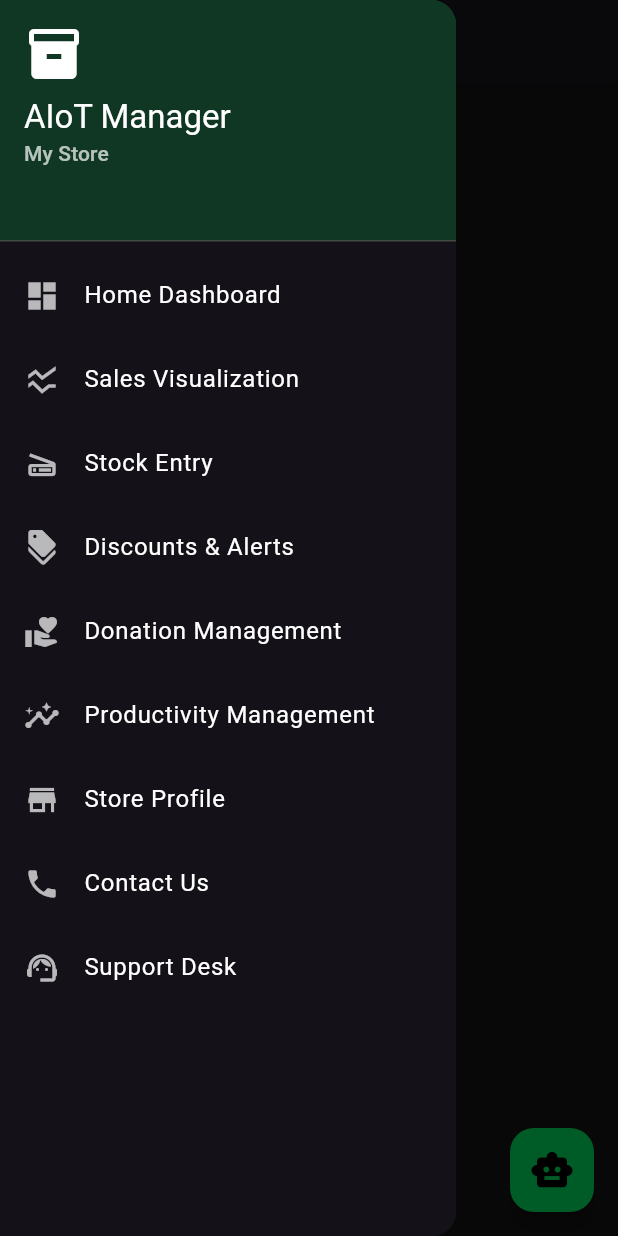
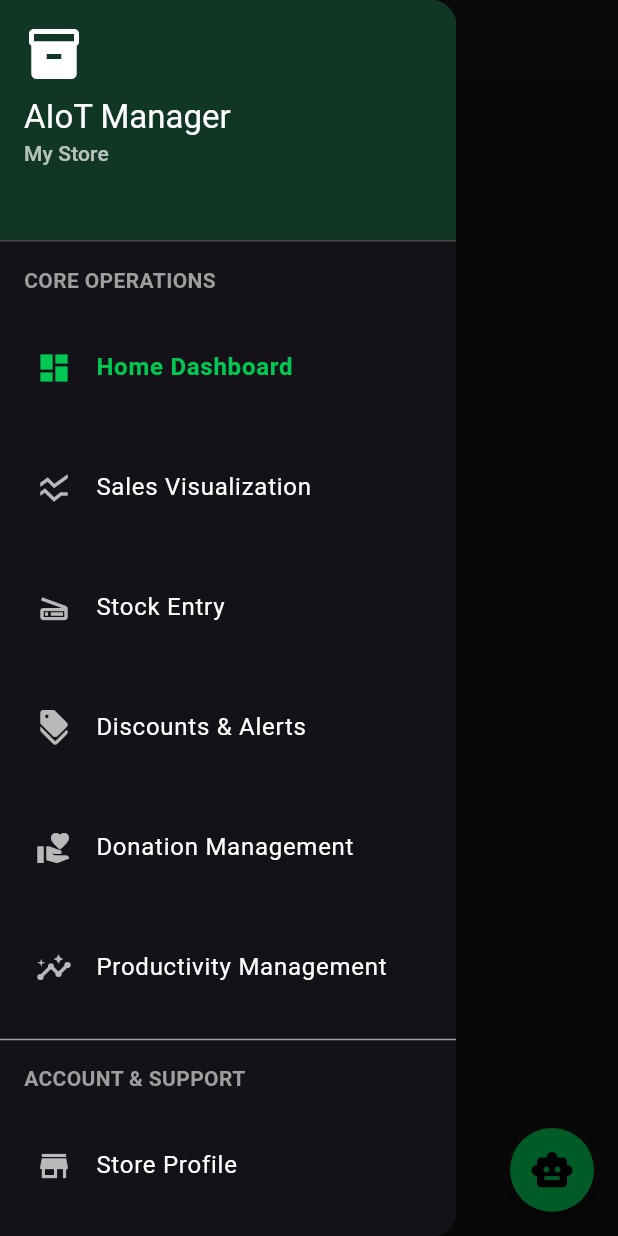
Before and after one commit to Prathmesh-Navale/aiot_food_expiry, a Flutter app: the HomeScreen screen opened by its route, in the side drawer, after a tap on the "menu" icon, on a phone screen of 412 x 824 dp. Run offline on Flutter 3.47's test engine with Material 3 defaults, Android fonts, the phone set to English and light mode, and no system bars; our stand-ins replace fl_chart, permission_handler; missing offline and left inert: mobile_scanner; network calls fail.

Commit message:
Fixed missing imports, consolidated screens, and added stubs

```diff
--- a/lib/main.dart
+++ b/lib/main.dart
@@ -67,16 +67,17 @@ class AIoTInventoryApp extends StatelessWidget {
       routes: {
         '/login': (context) => const LoginScreenStub(),
         '/home': (context) {
-           // Simple argument handling
            return HomeScreen(apiService: apiService, storeName: 'My Store');
         },
         '/stock-options': (context) => StockEntryOptionsScreen(apiService: apiService, refreshHome: dummyRefresh, onProductAdded: dummyOnProductAdded),
         '/manual-entry': (context) => InventoryEntryScreen(apiService: apiService, onProductAdded: dummyOnProductAdded),
         '/alerts-discounts': (context) => AlertsDiscountsScreen(apiService: apiService, refreshHome: dummyRefresh),
         '/donation': (context) => DonationScreen(apiService: apiService, refreshHome: dummyRefresh),
+        '/productivity': (context) => const PlaceholderScreen(title: 'Productivity'),
         '/profile': (context) => const PlaceholderScreen(title: 'Store Profile'),
         '/contact': (context) => const PlaceholderScreen(title: 'Contact Us'),
         '/support': (context) => const PlaceholderScreen(title: 'Support Desk'),
+        '/chatbot': (context) => const PlaceholderScreen(title: 'AI Chatbot'),
       },
     );
   }
--- a/lib/models/product.dart
+++ b/lib/models/product.dart
@@ -10,7 +10,7 @@ class Product {
   final double finalPrice;
   final String status;
 
-  // --- NEW FIELDS ---
+  // --- AI Context Fields ---
   final String productSku;
   final int skuEncoded;
   final double avgTemp;
--- a/lib/screens/home_screen.dart
+++ b/lib/screens/home_screen.dart
@@ -1,5 +1,4 @@
 // lib/screens/home_screen.dart
-
 import 'package:flutter/material.dart';
 import '../services/api_service.dart';
 import '../models/product.dart';
@@ -84,6 +83,8 @@ class _HomeScreenState extends State<HomeScreen> {
         _currentTitle = _menuItems.firstWhere((item) => item['index'] == index)['title'] as String;
       });
       if (Scaffold.of(context).hasDrawer && Scaffold.of(context).isDrawerOpen) Navigator.pop(context);
+    } else {
+      ScaffoldMessenger.of(context).showSnackBar(SnackBar(content: Text("Debug: Could not find page for '$route'"), backgroundColor: Colors.red));
     }
   }
 
@@ -117,7 +118,10 @@ class _HomeScreenState extends State<HomeScreen> {
       floatingActionButton: FloatingActionButton(
         onPressed: _toggleChat,
         backgroundColor: _isChatOpen ? Colors.red.shade400 : Theme.of(context).colorScheme.primary,
+        elevation: 8,
+        shape: const CircleBorder(),
         child: Icon(_isChatOpen ? Icons.close : Icons.smart_toy, color: Colors.black, size: 30),
+        tooltip: _isChatOpen ? 'Close Foody-AI' : 'Open Foody-AI Chatbot',
       ),
     );
   }
@@ -141,15 +145,42 @@ class _HomeScreenState extends State<HomeScreen> {
                 ],
               ),
             ),
-            ..._menuItems.map((item) => ListTile(
-              leading: Icon(item['icon'] as IconData, color: Colors.white70),
-              title: Text(item['title'] as String, style: const TextStyle(color: Colors.white)),
-              onTap: () {
-                Navigator.pop(context);
-                _onNavigate(item['route'] as String, item['title'] as String);
-              },
-            )),
+            const Padding(padding: EdgeInsets.symmetric(horizontal: 16.0, vertical: 8.0), child: Text('CORE OPERATIONS', style: TextStyle(color: Colors.grey, fontWeight: FontWeight.bold))),
+            ..._menuItems.sublist(0, 6).map((item) => _buildDrawerTile(item['icon'] as IconData, item['title'] as String, item['route'] as String)),
+            const Divider(color: Colors.grey),
+            const Padding(padding: EdgeInsets.symmetric(horizontal: 16.0, vertical: 8.0), child: Text('ACCOUNT & SUPPORT', style: TextStyle(color: Colors.grey, fontWeight: FontWeight.bold))),
+            ..._menuItems.sublist(6).map((item) => _buildDrawerTile(item['icon'] as IconData, item['title'] as String, item['route'] as String)),
+            const Divider(color: Colors.grey),
+            ListTile(
+              leading: const Icon(Icons.logout, color: Colors.red),
+              title: const Text('Logout', style: TextStyle(color: Colors.red, fontWeight: FontWeight.w600)),
+              onTap: () => Navigator.pushReplacementNamed(context, '/login'),
+            ),
           ],
+        ),
+      ),
+    );
+  }
+
+  Widget _buildDrawerTile(IconData icon, String title, String route) {
+    final itemIndex = _menuItems.indexWhere((item) => item['route'] == route);
+    final bool isSelected = _currentIndex == itemIndex;
+    return Padding(
+      padding: const EdgeInsets.symmetric(horizontal: 8.0, vertical: 4.0),
+      child: MouseRegion(
+        cursor: SystemMouseCursors.click,
+        child: ListTile(
+          hoverColor: Colors.white.withOpacity(0.08),
+          contentPadding: const EdgeInsets.symmetric(horizontal: 16.0, vertical: 8.0),
+          shape: RoundedRectangleBorder(borderRadius: BorderRadius.circular(10)),
+          leading: Icon(icon, color: isSelected ? Theme.of(context).colorScheme.primary : Colors.white70),
+          title: Text(title, style: TextStyle(fontWeight: isSelected ? FontWeight.bold : FontWeight.normal, color: isSelected ? Theme.of(context).colorScheme.primary : Colors.white)),
+          selected: isSelected,
+          selectedTileColor: Theme.of(context).colorScheme.primary.withOpacity(0.15),
+          onTap: () {
+            Navigator.pop(context);
+            _onNavigate(route, title);
+          },
         ),
       ),
     );
@@ -170,17 +201,9 @@ class MainDashboardScreenStub extends StatelessWidget {
         children: [
           const Text("Store Overview", style: TextStyle(fontSize: 22, fontWeight: FontWeight.bold, color: Colors.white)),
           const SizedBox(height: 16),
-          // Simplified Dashboard UI
-          Container(
-            padding: const EdgeInsets.all(20),
-            color: Colors.white10,
-            child: const Text("Dashboard Statistics Loaded Here", style: TextStyle(color: Colors.white)),
-          ),
+          Container(padding: const EdgeInsets.all(20), color: Colors.white10, child: const Text("Dashboard Statistics Loaded Here", style: TextStyle(color: Colors.white))),
           const SizedBox(height: 20),
-          ElevatedButton(
-             onPressed: () => onNavigate('/stock-options', 'Stock Entry'),
-             child: const Text("Add Stock"),
-          )
+          ElevatedButton(onPressed: () => onNavigate('/stock-options', 'Stock Entry'), child: const Text("Add Stock")),
         ],
       ),
     );
@@ -200,23 +223,30 @@ class ChatbotStub extends StatelessWidget {
   final ApiService apiService;
   final VoidCallback onClose;
   const ChatbotStub({super.key, required this.apiService, required this.onClose});
-
   @override
   Widget build(BuildContext context) {
     return Container(
-      width: 300,
-      height: 400,
+      width: 300, height: 400,
       decoration: BoxDecoration(color: Colors.grey[900], borderRadius: BorderRadius.circular(16), border: Border.all(color: Colors.green)),
       child: Column(
         children: [
           AppBar(title: const Text("Foody-AI"), automaticallyImplyLeading: false, backgroundColor: Colors.transparent, actions: [IconButton(icon: const Icon(Icons.close), onPressed: onClose)]),
           const Expanded(child: Center(child: Text("Ask me about stock...", style: TextStyle(color: Colors.white)))),
-          Padding(
-            padding: const EdgeInsets.all(8.0),
-            child: TextField(decoration: InputDecoration(hintText: "Type a message...", filled: true, fillColor: Colors.black, border: OutlineInputBorder(borderRadius: BorderRadius.circular(20)))),
-          )
+          Padding(padding: const EdgeInsets.all(8.0), child: TextField(decoration: InputDecoration(hintText: "Type a message...", filled: true, fillColor: Colors.black, border: OutlineInputBorder(borderRadius: BorderRadius.circular(20))))),
         ],
       ),
     );
   }
 }
+
+class PlaceholderScreen extends StatelessWidget {
+  final String title;
+  const PlaceholderScreen({super.key, required this.title});
+  @override
+  Widget build(BuildContext context) {
+    return Scaffold(
+      appBar: AppBar(title: Text(title)),
+      body: Center(child: Column(mainAxisAlignment: MainAxisAlignment.center, children: [Icon(Icons.construction, size: 80, color: Colors.grey[700]), const SizedBox(height: 16), Text("$title\nComing Soon!", textAlign: TextAlign.center, style: const TextStyle(fontSize: 20, color: Colors.grey)), const SizedBox(height: 20), ElevatedButton(onPressed: () => Navigator.pop(context), child: const Text("Go Back"))])),
+    );
+  }
+}
--- a/lib/screens/inventory_screens.dart
+++ b/lib/screens/inventory_screens.dart
@@ -1,5 +1,4 @@
 // lib/screens/inventory_screens.dart
-
 import 'package:flutter/material.dart';
 import 'package:flutter/services.dart';
 import 'package:intl/intl.dart';
@@ -7,31 +6,6 @@ import '../services/api_service.dart';
 import '../models/product.dart';
 
 // --- UTILITY WIDGETS ---
-
-class PlaceholderScreen extends StatelessWidget {
-  final String title;
-  const PlaceholderScreen({super.key, required this.title});
-
-  @override
-  Widget build(BuildContext context) {
-    return Scaffold(
-      appBar: AppBar(title: Text(title)),
-      body: Center(
-        child: Column(
-          mainAxisAlignment: MainAxisAlignment.center,
-          children: [
-            Icon(Icons.construction, size: 60, color: Theme.of(context).colorScheme.primary),
-            const SizedBox(height: 20),
-            Text('Development In Progress for $title', style: Theme.of(context).textTheme.headlineSmall),
-            const SizedBox(height: 10),
-            Text('This module will provide specific functions for $title.', style: Theme.of(context).textTheme.bodyMedium),
-          ],
-        ),
-      ),
-    );
-  }
-}
-
 class OptionButton extends StatelessWidget {
   final IconData icon;
   final String label;
@@ -40,12 +14,8 @@ class OptionButton extends StatelessWidget {
   final VoidCallback onPressed;
 
   const OptionButton({
-    required this.icon,
-    required this.label,
-    required this.description,
-    required this.color,
-    required this.onPressed,
-    super.key,
+    required this.icon, required this.label, required this.description,
+    required this.color, required this.onPressed, super.key,
   });
 
   @override
@@ -56,8 +26,7 @@ class OptionButton extends StatelessWidget {
       child: ElevatedButton(
         onPressed: onPressed,
         style: ElevatedButton.styleFrom(
-          backgroundColor: color,
-          foregroundColor: Colors.black,
+          backgroundColor: color, foregroundColor: Colors.black,
           padding: const EdgeInsets.all(20),
           shape: RoundedRectangleBorder(borderRadius: BorderRadius.circular(15)),
           elevation: 8,
@@ -240,9 +209,7 @@ class _InventoryEntryScreenState extends State<InventoryEntryScreen> {
       lastDate: DateTime(2030),
     );
     if (picked != null && picked != _expiryDate) {
-      setState(() {
-        _expiryDate = picked;
-      });
+      setState(() => _expiryDate = picked!);
     }
   }
 
@@ -310,7 +277,7 @@ class _InventoryEntryScreenState extends State<InventoryEntryScreen> {
                   const SizedBox(height: 16),
                   TextFormField(
                     controller: _productSkuController,
-                    decoration: const InputDecoration(labelText: 'SKU / Barcode', prefixIcon: Icon(Icons.qr_code)),
+                    decoration: const InputDecoration(labelText: 'SKU / Barcode (e.g., COLA-330-001)', prefixIcon: Icon(Icons.qr_code)),
                   ),
                   const SizedBox(height: 16),
                   TextFormField(
@@ -435,7 +402,7 @@ class _AlertsDiscountsScreenState extends State<AlertsDiscountsScreen> {
       builder: (context, snapshot) {
         if (snapshot.connectionState == ConnectionState.waiting) return const Center(child: CircularProgressIndicator());
         if (snapshot.hasError) return Center(child: Text('Connection Error: ${snapshot.error}'));
-        if (!snapshot.hasData || snapshot.data!.isEmpty) return const Center(child: Text('No inventory items found.'));
+        if (!snapshot.hasData || snapshot.data!.isEmpty) return const Center(child: Text('No inventory items found. Add stock via Stock Entry.'));
 
         final alertProducts = snapshot.data!.where((p) => p.daysToExpiry > 0 && p.daysToExpiry <= firstAlertDays && p.status != 'Donated').toList();
 
@@ -448,9 +415,13 @@ class _AlertsDiscountsScreenState extends State<AlertsDiscountsScreen> {
           child: ListView(
             padding: const EdgeInsets.all(16.0),
             children: [
-              Text('First Alert: Dynamic Discounting', style: Theme.of(context).textTheme.headlineSmall?.copyWith(fontWeight: FontWeight.bold, color: Theme.of(context).colorScheme.primary)),
+              Text(
+                'First Alert: Dynamic Discounting for Revenue Recovery',
+                style: Theme.of(context).textTheme.headlineSmall?.copyWith(fontWeight: FontWeight.bold, color: Theme.of(context).colorScheme.primary),
+              ),
+              const Padding(padding: EdgeInsets.symmetric(vertical: 8.0), child: Text('Items approaching expiry (10 days or less). AI determines the optimal discount to drive sales.')),
               const Divider(),
-              if (alertProducts.isEmpty) const Center(child: Padding(padding: EdgeInsets.all(40.0), child: Text('No items triggering alerts.', style: TextStyle(fontSize: 16, color: Colors.grey)))),
+              if (alertProducts.isEmpty) const Center(child: Padding(padding: EdgeInsets.all(40.0), child: Text('No items currently triggering the 10-day discount alert.', style: TextStyle(fontSize: 16, color: Colors.grey)))),
               ...alertProducts.map((product) {
                 final isDonationAlert = product.daysToExpiry <= secondAlertDays;
                 return DiscountAlertCard(key: ValueKey(product.id), product: product, isDonationAlert: isDonationAlert, apiService: widget.apiService);
@@ -529,20 +500,27 @@ class _DiscountAlertCardState extends State<DiscountAlertCard> {
             ),
             const SizedBox(height: 12),
             ExpansionTile(
-              title: const Text('Real-Time Customer Interface Preview', style: TextStyle(fontWeight: FontWeight.w600)),
+              title: const Text('Real-Time Customer Interface Preview (LCD/QR)', style: TextStyle(fontWeight: FontWeight.w600)),
+              collapsedBackgroundColor: Theme.of(context).cardColor,
+              backgroundColor: Theme.of(context).cardColor,
+              shape: RoundedRectangleBorder(borderRadius: BorderRadius.circular(8)),
               children: <Widget>[
                 Padding(
-                  padding: const EdgeInsets.all(8.0),
+                  padding: const EdgeInsets.symmetric(horizontal: 16.0, vertical: 8.0),
                   child: Column(
                     crossAxisAlignment: CrossAxisAlignment.start,
                     children: [
-                      const Text('QR Code Recipe:', style: TextStyle(fontStyle: FontStyle.italic)),
+                      Text('LCD Display: ${widget.product.productName} - ${widget.product.discountPercentage.toStringAsFixed(0)}% OFF!', style: TextStyle(fontWeight: FontWeight.bold, color: Theme.of(context).colorScheme.secondary)),
+                      const SizedBox(height: 8),
+                      const Text('QR Code Recipe: "This food is expiring soon—make this recipe for tonight\'s dinner!"', style: TextStyle(fontStyle: FontStyle.italic)),
+                      const SizedBox(height: 4),
                       _isLoadingRecipe ? const LinearProgressIndicator() : Text(_recipeSuggestion, style: Theme.of(context).textTheme.bodyMedium),
                     ],
                   ),
                 ),
               ],
             ),
+            if (widget.isDonationAlert) Padding(padding: const EdgeInsets.only(top: 12.0), child: Text('Action Required: Item is within 4 days of expiry and should be moved to the Donation Dashboard.', style: TextStyle(fontWeight: FontWeight.bold, color: Colors.red[400]))),
           ],
         ),
       ),
@@ -561,50 +539,87 @@ class DonationScreen extends StatefulWidget {
 }
 
 class _DonationScreenState extends State<DonationScreen> {
+  late Future<List<Product>> _productsFuture;
+  final int donationThresholdDays = 4;
+
+  @override
+  void initState() {
+    super.initState();
+    _productsFuture = widget.apiService.fetchProducts();
+  }
+
+  Future<void> _markAsDonated(String id, String productName) async {
+    try {
+      await widget.apiService.deleteProduct(id);
+      widget.refreshHome();
+      if (mounted) ScaffoldMessenger.of(context).showSnackBar(SnackBar(content: Text('Successfully logged donation and removed: $productName.')));
+    } catch (e) {
+      if (mounted) ScaffoldMessenger.of(context).showSnackBar(SnackBar(content: Text('Failed to log donation (API Error): ${e.toString()}')));
+    }
+  }
+
   @override
   Widget build(BuildContext context) {
     return FutureBuilder<List<Product>>(
       future: widget.apiService.fetchProducts(),
-      builder: (ctx, snapshot) {
-        if (!snapshot.hasData) return const Center(child: CircularProgressIndicator());
+      builder: (context, snapshot) {
+        if (snapshot.connectionState == ConnectionState.waiting) return const Center(child: CircularProgressIndicator());
+        if (snapshot.hasError) return Center(child: Text('Connection Error: ${snapshot.error}'));
+        if (!snapshot.hasData) return const Center(child: Text('No Data'));
 
-        // Logic: Expiry <= 4 days
-        final donations = snapshot.data!.where((p) => p.daysToExpiry <= 4 && p.daysToExpiry > 0 && p.status != 'Donated').toList();
+        final donationCandidates = snapshot.data!.where((p) => p.daysToExpiry > 0 && p.daysToExpiry <= donationThresholdDays && p.status != 'Donated').toList();
 
-        if (donations.isEmpty) return const Center(child: Text("No Donations Needed", style: TextStyle(color: Colors.grey)));
-
-        return ListView.builder(
-          padding: const EdgeInsets.all(16),
-          itemCount: donations.length,
-          itemBuilder: (ctx, i) {
-            final p = donations[i];
-            return Card(
-              color: const Color(0xFF2A1515),
-              margin: const EdgeInsets.only(bottom: 12),
-              shape: RoundedRectangleBorder(borderRadius: BorderRadius.circular(16), side: BorderSide(color: Colors.red.withOpacity(0.5))),
-              child: ListTile(
-                leading: const Icon(Icons.warning_amber_rounded, color: Colors.red, size: 32),
-                title: Text(p.productName, style: const TextStyle(color: Colors.white, fontWeight: FontWeight.bold)),
-                subtitle: Text('Expires in ${p.daysToExpiry} days', style: const TextStyle(color: Colors.redAccent)),
-                trailing: ElevatedButton(
-                  style: ElevatedButton.styleFrom(backgroundColor: Colors.red, foregroundColor: Colors.white),
-                  child: const Text('Log Donation'),
-                  onPressed: () async {
-                    await widget.apiService.deleteProduct(p.id ?? '');
-                    setState((){}); // Refresh local
-                    if(mounted) ScaffoldMessenger.of(context).showSnackBar(const SnackBar(content: Text("Donation Logged")));
-                  },
-                ),
-              ),
-            );
+        return RefreshIndicator(
+          onRefresh: () async {
+            setState(() {
+              _productsFuture = widget.apiService.fetchProducts();
+            });
           },
+          child: ListView(
+            padding: const EdgeInsets.all(16.0),
+            children: [
+              Text('Second Alert: Donation and Final Sale Strategy', style: Theme.of(context).textTheme.headlineSmall?.copyWith(fontWeight: FontWeight.bold, color: Colors.red[400])),
+              const Padding(padding: EdgeInsets.symmetric(vertical: 8.0), child: Text('Items expiring in **4 days or less**. AI suggests a split between final, deep-discount sale and necessary donation.')),
+              const Divider(),
+              if (donationCandidates.isEmpty) const Padding(padding: EdgeInsets.only(top: 50.0), child: Center(child: Column(children: [Icon(Icons.check_circle_outline, size: 80, color: Colors.lightGreen), SizedBox(height: 16), Text('All donation candidates have been cleared or are not yet critical.', style: TextStyle(fontSize: 16))]))),
+              ...donationCandidates.map((product) {
+                return DonationCandidateCard(product: product, onDonate: _markAsDonated);
+              }).toList(),
+            ],
+          ),
         );
       },
     );
   }
 }
 
-// --- MOCK BARCODE SCANNER SCREEN ---
+class DonationCandidateCard extends StatelessWidget {
+  final Product product;
+  final Function(String, String) onDonate;
+  const DonationCandidateCard({required this.product, required this.onDonate, super.key});
+
+  @override
+  Widget build(BuildContext context) {
+    return Card(
+      elevation: 2,
+      margin: const EdgeInsets.only(bottom: 12),
+      color: Theme.of(context).cardColor,
+      child: ListTile(
+        leading: Icon(Icons.warning, color: Colors.red.shade400, size: 30),
+        title: Text('${product.productName} (Qty: ${product.quantity})', style: TextStyle(fontWeight: FontWeight.bold, color: Colors.red.shade200)),
+        subtitle: Text('Expiring in ${product.daysToExpiry} days | Location: ${product.storageLocation}'),
+        trailing: ElevatedButton.icon(
+          icon: const Icon(Icons.thumb_up),
+          label: const Text('Log Donation'),
+          onPressed: product.id == null ? null : () => onDonate(product.id!, product.productName),
+          style: ElevatedButton.styleFrom(backgroundColor: Colors.red, foregroundColor: Colors.black),
+        ),
+      ),
+    );
+  }
+}
+
+// --- MISSING STUB: BARCODE SCANNER ---
 class BarcodeScannerScreen extends StatelessWidget {
   final Function(Map<String, dynamic>) onScanCompleted;
   const BarcodeScannerScreen({super.key, required this.onScanCompleted});
```
Also changed, not shown: lib/services/api_service.dart (+1 -18 lines), 3 other files.
